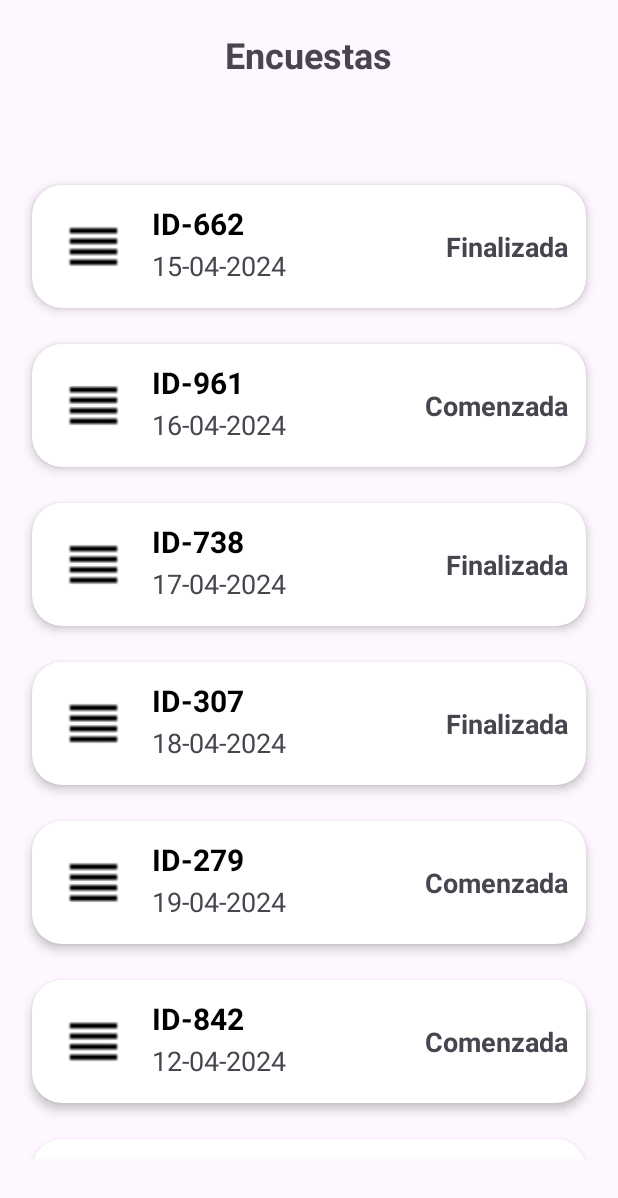
After one commit to nicole-alvarado/NutriTNT, an Android app: the fragment ListEncuestasFragment placed in its activity, on a phone screen of 412 x 824 dp. The commit adds this screen. Shown: the top 1198 px of the screen. Run offline under Robolectric (Android 15) with nearby library versions, the phone set to English and light mode, and no system bars.

Commit message:
migración de la actividad ListadoEncuestasActivity a ListEncuestasFragment

```diff
--- /dev/null
+++ b/app/src/main/java/com/example/nutritnt/ListEncuestasFragment.kt
@@ -0,0 +1,69 @@
+package com.example.nutritnt
+
+import android.content.Intent
+import android.os.Bundle
+import android.util.Log
+import androidx.fragment.app.Fragment
+import android.view.LayoutInflater
+import android.view.View
+import android.view.ViewGroup
+import androidx.core.view.ViewCompat
+import androidx.core.view.WindowInsetsCompat
+import androidx.recyclerview.widget.LinearLayoutManager
+import com.example.nutritnt.databinding.FragmentListEncuestasBinding
+import kotlin.random.Random
+
+class ListEncuestasFragment : Fragment(), ListaAdapterActivity.OnItemClickListener {
+    private lateinit var binding: FragmentListEncuestasBinding
+    private lateinit var listAdapter: ListaAdapterActivity
+    override fun onCreateView(
+        inflater: LayoutInflater, container: ViewGroup?,
+        savedInstanceState: Bundle?
+    ): View? {
+
+        // Inflar el diseño del fragmento utilizando el FragmentWelcomeBinding
+        binding = FragmentListEncuestasBinding.inflate(inflater, container, false)
+        val view = binding.root
+
+        listAdapter = ListaAdapterActivity(getItemList(), requireContext())
+        binding.RecyclerViewEncuestas.layoutManager = LinearLayoutManager(requireContext())
+        binding.RecyclerViewEncuestas.adapter = listAdapter
+        listAdapter.setOnItemClickListener(this)
+
+        ViewCompat.setOnApplyWindowInsetsListener(view) { v, insets ->
+            val systemBars = insets.getInsets(WindowInsetsCompat.Type.systemBars())
+            v.setPadding(systemBars.left, systemBars.top, systemBars.right, systemBars.bottom)
+            insets
+        }
+        return view
+    }
+
+    private fun generateRandomId(): String {
+        return "ID-${Random.nextInt(1000)}"
+    }
+
+    private fun getItemList(): List<ListaElementoActivity> {
+        return mutableListOf(
+            ListaElementoActivity(generateRandomId(), "15-04-2024", "Finalizada"),
+            ListaElementoActivity(generateRandomId(), "16-04-2024", "Comenzada"),
+            ListaElementoActivity(generateRandomId(), "17-04-2024", "Finalizada"),
+            ListaElementoActivity(generateRandomId(), "18-04-2024", "Finalizada"),
+            ListaElementoActivity(generateRandomId(), "19-04-2024", "Comenzada"),
+            ListaElementoActivity(generateRandomId(), "12-04-2024", "Comenzada"),
+            ListaElementoActivity(generateRandomId(), "21-04-2024", "Comenzada"),
+            ListaElementoActivity(generateRandomId(), "01-04-2024", "Finalizada"),
+            ListaElementoActivity(generateRandomId(), "20-04-2024", "Finalizada")
+        )
+    }
+
+    override fun onItemClick(nombre: String, fecha: String, estado: String) {
+        Log.d("ListadoEncuestasFragment", nombre)
+        val context = binding.root.context
+        val intent = Intent(context, DetalleEncuestaActivity::class.java)
+        intent.putExtra("ENCUESTA_ID", nombre)
+        intent.putExtra("FECHA", fecha)
+        intent.putExtra("ESTADO", estado)
+        context.startActivity(intent)
+    }
+
+}
--- a/app/src/main/java/com/example/nutritnt/WelcomeFragment.kt
+++ b/app/src/main/java/com/example/nutritnt/WelcomeFragment.kt
@@ -30,9 +30,14 @@ class WelcomeFragment : Fragment() {
 
             binding.buttonEncuestas.setOnClickListener {
                 Log.d("Botones", "Botón ver encuestas clickeado")
-                val context = requireContext()
-                val intent = Intent(context, ListadoEncuestasActivity::class.java)
-                context.startActivity(intent)
+
+                // Crear instancia de WelcomeFragment y reemplazar LoginFragment con ella
+                val transaction = requireActivity().supportFragmentManager.beginTransaction()
+                // R.id.fragmentContainer es el id del contenedor de fragmentos en nuestra actividad
+                transaction.replace(R.id.fragmentContainer, ListEncuestasFragment())
+                // Agregar a la pila de retroceso para volver atrás
+                transaction.addToBackStack(null)
+                transaction.commit()
             }
 
             // Aplicar los insets del sistema a la vista
--- /dev/null
+++ b/app/src/main/res/layout/fragment_list_encuestas.xml
@@ -0,0 +1,36 @@
+<?xml version="1.0" encoding="utf-8"?>
+<androidx.constraintlayout.widget.ConstraintLayout xmlns:android="http://schemas.android.com/apk/res/android"
+    xmlns:app="http://schemas.android.com/apk/res-auto"
+    xmlns:tools="http://schemas.android.com/tools"
+    android:id="@+id/main"
+    android:layout_width="match_parent"
+    android:layout_height="match_parent"
+    tools:context=".ListEncuestasFragment">
+
+    <TextView
+        android:id="@+id/textEncuestas"
+        android:layout_width="wrap_content"
+        android:layout_height="wrap_content"
+        android:layout_marginTop="20dp"
+        android:text="Encuestas"
+        android:textSize="24sp"
+        android:textStyle="bold"
+        app:layout_constraintEnd_toEndOf="parent"
+        app:layout_constraintHorizontal_bias="0.498"
+        app:layout_constraintStart_toStartOf="parent"
+        app:layout_constraintTop_toTopOf="parent" />
+
+    <androidx.recyclerview.widget.RecyclerView
+        android:id="@+id/RecyclerViewEncuestas"
+        android:layout_width="409dp"
+        android:layout_height="661dp"
+        android:layout_marginStart="1dp"
+        android:layout_marginTop="8dp"
+        android:layout_marginEnd="1dp"
+        android:layout_marginBottom="1dp"
+        app:layout_constraintBottom_toBottomOf="parent"
+        app:layout_constraintEnd_toEndOf="parent"
+        app:layout_constraintStart_toStartOf="parent"
+        app:layout_constraintTop_toBottomOf="@+id/textEncuestas" />
+
+</androidx.constraintlayout.widget.ConstraintLayout>
```
